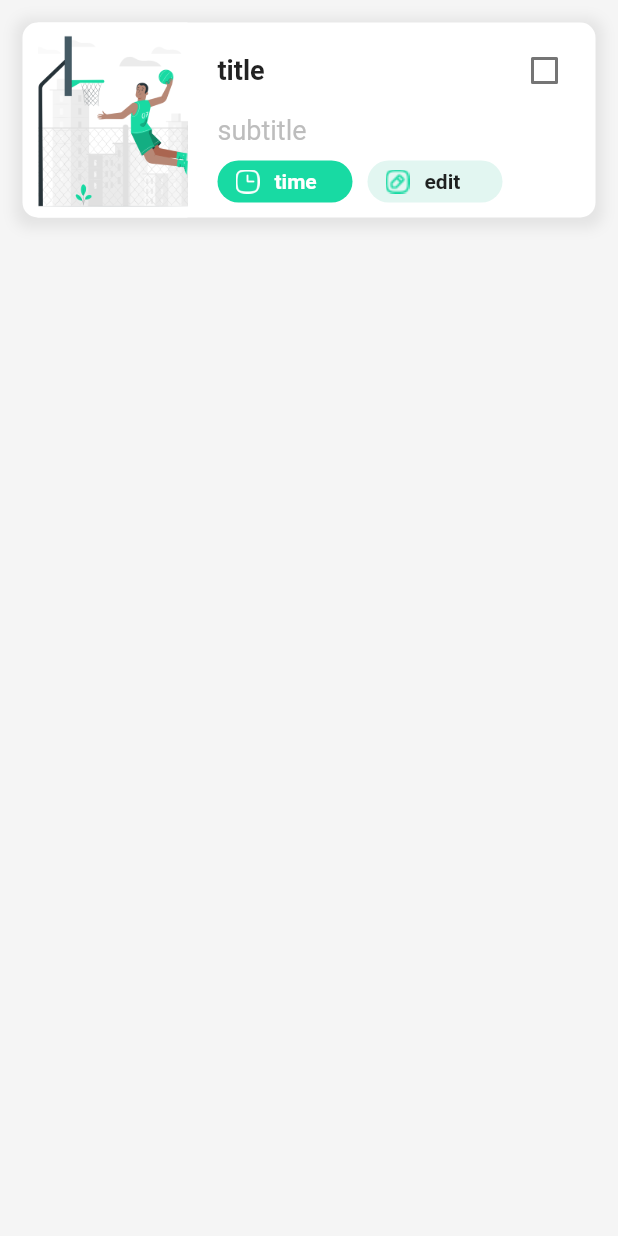
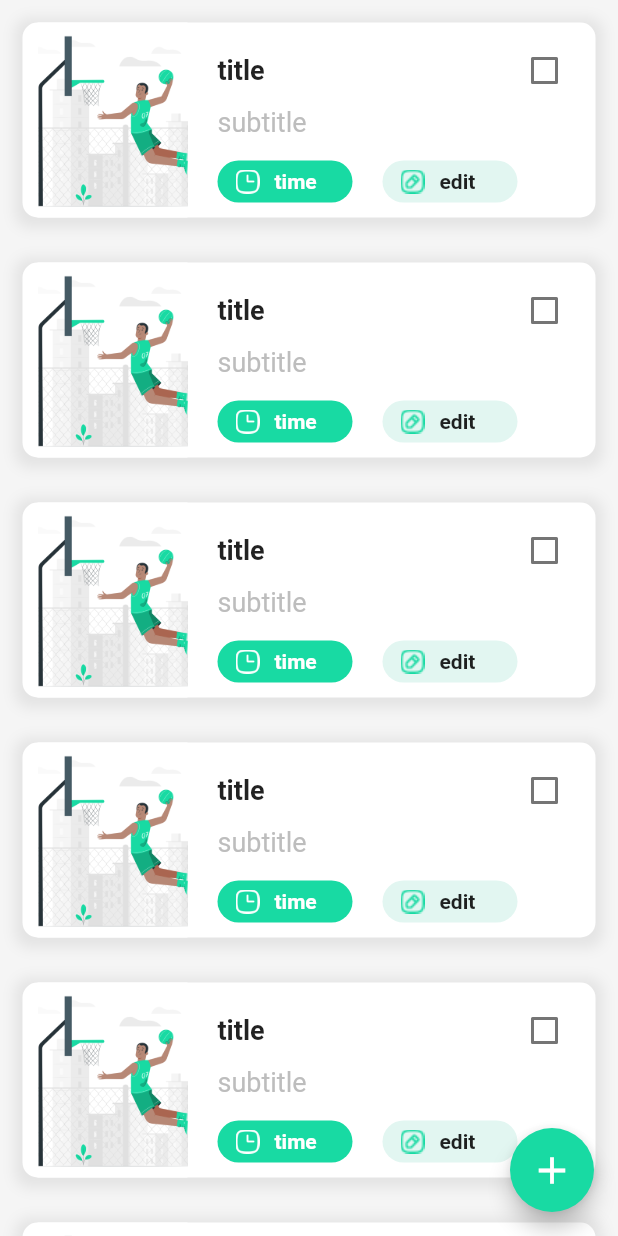
Before and after one commit to RouleBe/todo_list_flutter, a Flutter app: the screen it shows after launch, on a phone screen of 412 x 824 dp. Run offline on Flutter 3.47's test engine with Material 2 defaults, Android fonts, the phone set to English and light mode, and no system bars; our stand-ins replace firebase_auth, firebase_core; accounts and stored records are empty.

Commit message:
add new task and edit task

```diff
--- a/lib/main.dart
+++ b/lib/main.dart
@@ -3,6 +3,7 @@ import 'package:firebase_core/firebase_core.dart';
 import 'package:to_do_list/auth/auth_page.dart';
 import 'package:to_do_list/auth/main_page.dart';
 import 'package:to_do_list/screen/SignUP.dart';
+import 'package:to_do_list/screen/add_note_screen.dart';
 import 'package:to_do_list/screen/home.dart';
 import 'package:to_do_list/screen/login.dart';
 import 'package:to_do_list/widgets/task_widgets.dart';
@@ -20,7 +21,7 @@ class MyApp extends StatelessWidget {
   Widget build(BuildContext context) {
     return MaterialApp(
       debugShowCheckedModeBanner: false,
-      home: Task_Widget(),
+      home: Home_Screen(),
     );
   }
 }
--- a/lib/screen/home.dart
+++ b/lib/screen/home.dart
@@ -1,6 +1,11 @@
 import 'package:flutter/material.dart';
+import 'package:flutter/rendering.dart';
 import 'package:flutter/src/widgets/container.dart';
 import 'package:flutter/src/widgets/framework.dart';
+import 'package:to_do_list/const/colors.dart';
+import 'package:to_do_list/screen/add_note_screen.dart';
+
+import '../widgets/task_widgets.dart';
 
 class Home_Screen extends StatefulWidget {
   const Home_Screen({super.key});
@@ -9,11 +14,46 @@ class Home_Screen extends StatefulWidget {
   State<Home_Screen> createState() => _Home_ScreenState();
 }
 
+bool show = true;
+
 class _Home_ScreenState extends State<Home_Screen> {
   @override
   Widget build(BuildContext context) {
-    return SafeArea(
-      child: Text("Bonjour"),
+    return Scaffold(
+      backgroundColor: backgroundColors,
+      floatingActionButton: Visibility(
+        visible: show,
+        child: FloatingActionButton(
+          onPressed: () {
+            Navigator.of(context)
+                .push(MaterialPageRoute(builder: ((context) => Add_Screen())));
+          },
+          backgroundColor: custom_green,
+          child: Icon(Icons.add, size: 30),
+        ),
+      ),
+      body: SafeArea(
+        child: NotificationListener<UserScrollNotification>(
+            onNotification: (notification) {
+              if (notification.direction == ScrollDirection.forward) {
+                setState(() {
+                  show = true;
+                });
+              }
+              if (notification.direction == ScrollDirection.reverse) {
+                setState(() {
+                  show = false;
+                });
+              }
+              return true;
+            },
+            child: ListView.builder(
+              itemBuilder: ((context, index) {
+                return Task_Widget();
+              }),
+              itemCount: 10,
+            )),
+      ),
     );
   }
 }
--- a/lib/widgets/task_widgets.dart
+++ b/lib/widgets/task_widgets.dart
@@ -1,5 +1,6 @@
 import 'package:flutter/material.dart';
 import 'package:to_do_list/const/colors.dart';
+import 'package:to_do_list/screen/edit_screen.dart';
 
 class Task_Widget extends StatefulWidget {
   const Task_Widget({super.key});
@@ -13,10 +14,7 @@ bool isDone = false;
 class _Task_WidgetState extends State<Task_Widget> {
   @override
   Widget build(BuildContext context) {
-    return Scaffold(
-      backgroundColor: backgroundColors,
-      body: SafeArea(
-        child: Padding(
+    return Padding(
       padding: const EdgeInsets.symmetric(horizontal: 15, vertical: 15),
       child: Container(
         width: double.infinity,
@@ -36,6 +34,7 @@ class _Task_WidgetState extends State<Task_Widget> {
         child: Padding(
           padding: const EdgeInsets.symmetric(horizontal: 10),
           child: Row(
+            mainAxisAlignment: MainAxisAlignment.center,
             children: [
               image(),
               SizedBox(width: 20),
@@ -63,7 +62,7 @@ class _Task_WidgetState extends State<Task_Widget> {
                             }))
                       ],
                     ),
-                        SizedBox(height: 5),
+                    SizedBox(height: 0),
                     Text(
                       'subtitle',
                       style: TextStyle(
@@ -72,7 +71,19 @@ class _Task_WidgetState extends State<Task_Widget> {
                           color: Colors.grey.shade400),
                     ),
                     Spacer(),
-                        Padding(
+                    edit_time(),
+                  ],
+                ),
+              ),
+            ],
+          ),
+        ),
+      ),
+    );
+  }
+
+  Widget edit_time() {
+    return Padding(
       padding: const EdgeInsets.symmetric(vertical: 10),
       child: Row(
         children: [
@@ -104,8 +115,13 @@ class _Task_WidgetState extends State<Task_Widget> {
               ),
             ),
           ),
-                              SizedBox(width: 10),
-                              Container(
+          SizedBox(width: 20),
+          GestureDetector(
+            onTap: () {
+              Navigator.of(context).push(
+                  MaterialPageRoute(builder: ((context) => Edit_Screen())));
+            },
+            child: Container(
               width: 90,
               height: 28,
               decoration: BoxDecoration(
@@ -132,17 +148,8 @@ class _Task_WidgetState extends State<Task_Widget> {
                 ),
               ),
             ),
-                            ],
-                          ),
           ),
         ],
-                    ),
-                  ),
-                ],
-              ),
-            ),
-          ),
-        ),
       ),
     );
   }
```
Also changed, not shown: lib/screen/add_note_screen.dart (added, +163 -0 lines), lib/screen/edit_screen.dart (added, +163 -0 lines). Lines whose indentation alone changed are shown as unchanged.
